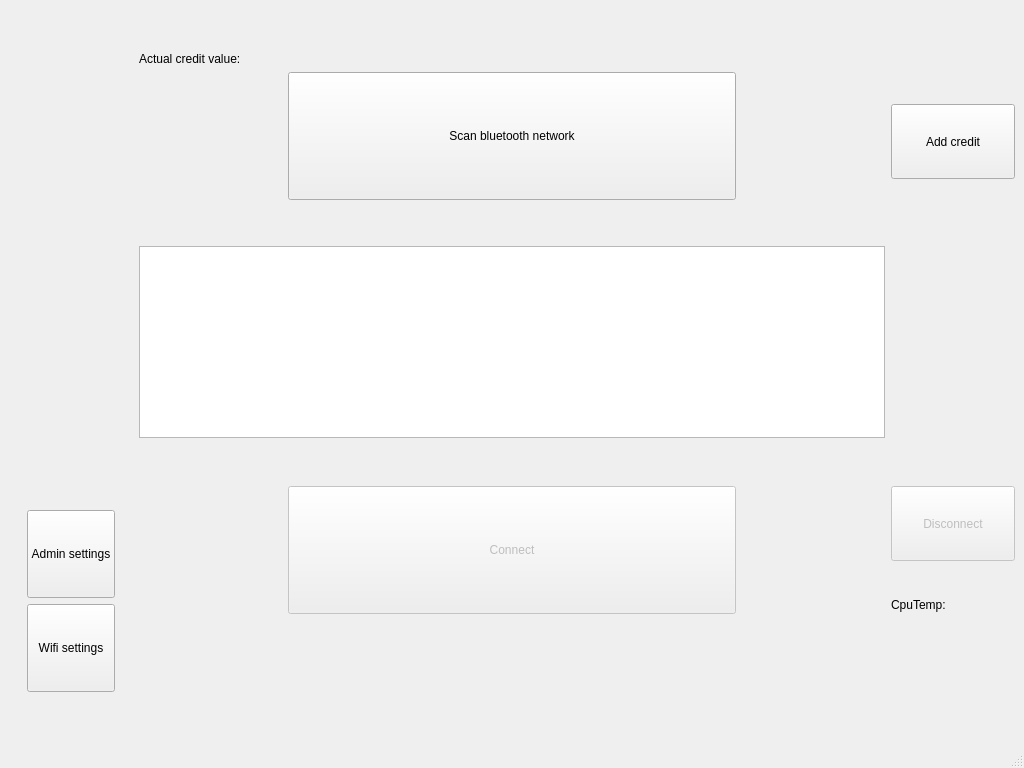
This is blue-app/ui/MainWindow.ui in matus-u/sz-bluetooth as Qt 5 draws it before an edit. The edited form follows.
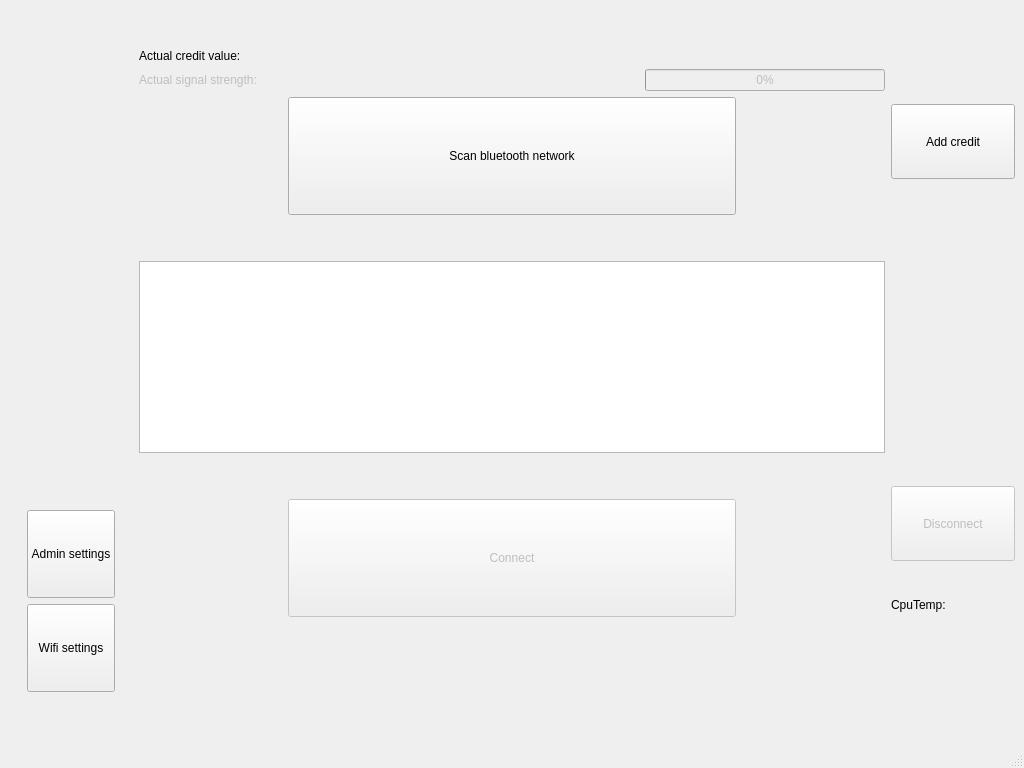
This is the edited form.

Commit message: add bluetooth signal handling

Patch:
```diff
--- a/blue-app/ui/MainWindow.ui
+++ b/blue-app/ui/MainWindow.ui
@@ -152,6 +152,32 @@
           </property>
          </widget>
         </item>
+        <item row="1" column="0">
+         <widget class="QLabel" name="signalStrengthLabel">
+          <property name="enabled">
+           <bool>false</bool>
+          </property>
+          <property name="minimumSize">
+           <size>
+            <width>500</width>
+            <height>0</height>
+           </size>
+          </property>
+          <property name="text">
+           <string>Actual signal strength:</string>
+          </property>
+         </widget>
+        </item>
+        <item row="1" column="1">
+         <widget class="QProgressBar" name="signalStrengthProgressBar">
+          <property name="enabled">
+           <bool>false</bool>
+          </property>
+          <property name="value">
+           <number>0</number>
+          </property>
+         </widget>
+        </item>
        </layout>
       </item>
       <item>
```
The commit also changes 3 other files.
